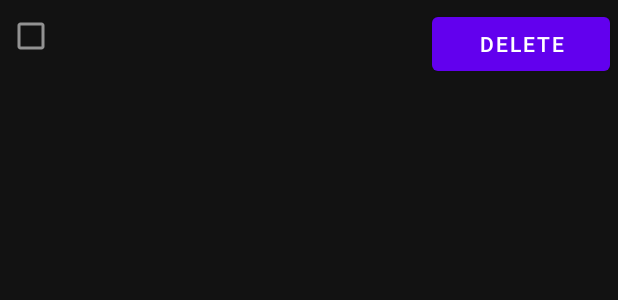
After one commit to FarzanKh/TeamTreeHouseTodo, an Android app: the layout viewpager_item.xml on its own in the app's theme, with its tools: preview values and no code run, on a phone screen of 412 x 824 dp. The commit adds this screen. Shown: the top 300 px of the screen. Run offline under Robolectric (Android 15) with nearby library versions, the phone set to English and light mode, and no system bars.

Commit message:
Implemented custom adapter for view pager (todo) items. Have not changed lines 103 & 108 of ViewPagerFragment.java yet

```diff
--- a/app/src/main/java/com/example/teamtreehouse/ViewPagerFragment.java
+++ b/app/src/main/java/com/example/teamtreehouse/ViewPagerFragment.java
@@ -17,7 +17,7 @@ import androidx.annotation.Nullable;
 import com.google.android.material.switchmaterial.SwitchMaterial;
 
 
-public class ViewPagerFragment extends Fragment {
+public class  ViewPagerFragment extends Fragment {
     public static final String KEY_RECIPE_INDEX = "recipe_index";
     Button btn_sort, btn_add;
     EditText edt_name;
--- /dev/null
+++ b/app/src/main/res/layout/viewpager_item.xml
@@ -0,0 +1,35 @@
+<?xml version="1.0" encoding="utf-8"?>
+<LinearLayout
+    xmlns:android="http://schemas.android.com/apk/res/android"
+    android:layout_width="match_parent"
+    android:layout_height="match_parent"
+    android:orientation="horizontal"
+    android:id="@+id/mainTodoLayout">
+
+    <CheckBox
+        android:id="@+id/item_checkbox"
+        android:width="0dp"
+        android:layout_weight="1"
+        android:layout_width="wrap_content"
+        android:layout_height="wrap_content"
+        android:focusable="true"/>
+    <!--        android:clickable="false"-->
+
+
+    <TextView
+        android:id="@+id/item_text"
+        android:layout_width="300sp"
+        android:layout_height="wrap_content"
+        android:layout_weight="9"
+        android:textSize="20sp" />
+
+    <Button
+        android:id="@+id/buttonDelete"
+        android:layout_width="131dp"
+        android:layout_height="wrap_content"
+        android:layout_weight="2"
+        android:layout_marginEnd="5dp"
+        android:layout_marginTop="5dp"
+        android:text="Delete"/>
+
+</LinearLayout>
```
Also changed, not shown: app/src/main/java/com/example/teamtreehouse/ViewPagerAdapter.java (added, +73 -0 lines).
